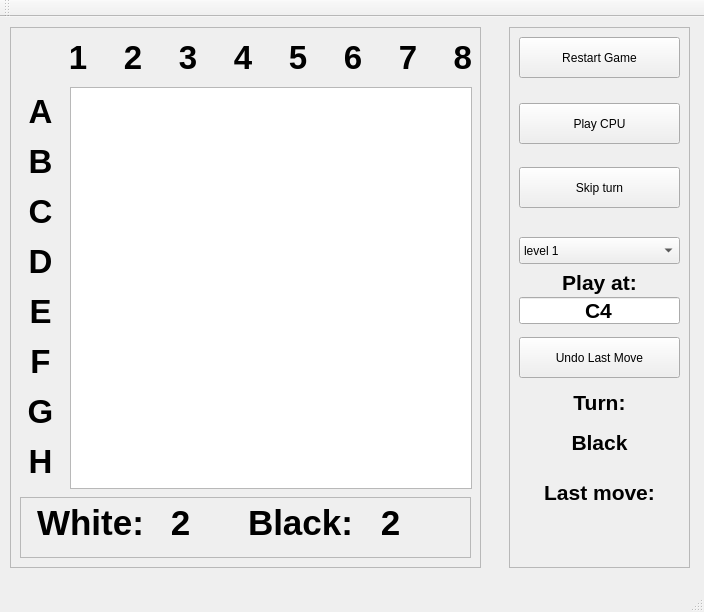
First picture: the form in graphics/rowindow.ui, repository GaAlf/ro, before the edit.
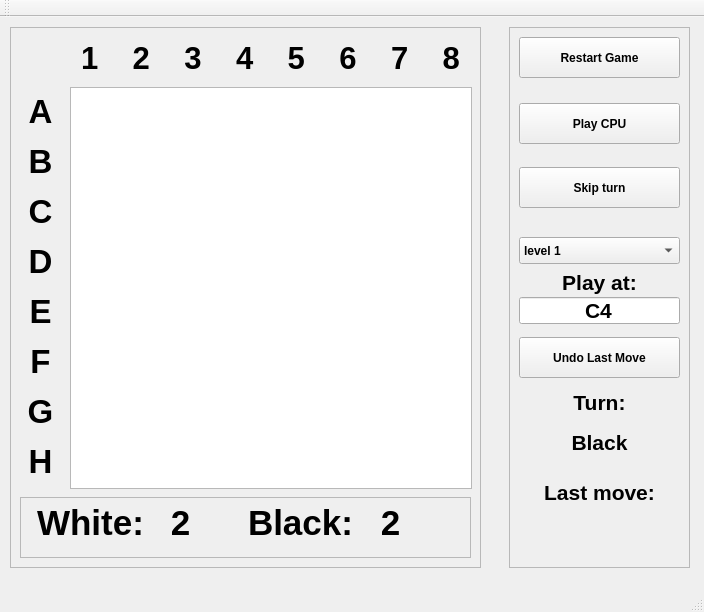
Second picture: the form after the edit.

Commit message: Set all fonts to Arial.

What changed in the file:
```diff
--- a/graphics/rowindow.ui
+++ b/graphics/rowindow.ui
@@ -97,7 +97,8 @@
      </property>
      <property name="font">
       <font>
-       <pointsize>25</pointsize>
+       <family>Arial</family>
+       <pointsize>23</pointsize>
        <weight>75</weight>
        <bold>true</bold>
       </font>
@@ -248,6 +249,13 @@
        <height>41</height>
       </rect>
      </property>
+     <property name="font">
+      <font>
+       <family>Arial</family>
+       <weight>75</weight>
+       <bold>true</bold>
+      </font>
+     </property>
      <property name="text">
       <string>Restart Game</string>
      </property>
@@ -261,6 +269,13 @@
        <height>41</height>
       </rect>
      </property>
+     <property name="font">
+      <font>
+       <family>Arial</family>
+       <weight>75</weight>
+       <bold>true</bold>
+      </font>
+     </property>
      <property name="text">
       <string>Play CPU</string>
      </property>
@@ -320,6 +335,13 @@
        <height>41</height>
       </rect>
      </property>
+     <property name="font">
+      <font>
+       <family>Arial</family>
+       <weight>75</weight>
+       <bold>true</bold>
+      </font>
+     </property>
      <property name="text">
       <string>Skip turn</string>
      </property>
@@ -437,6 +459,13 @@
        <height>41</height>
       </rect>
      </property>
+     <property name="font">
+      <font>
+       <family>Arial</family>
+       <weight>75</weight>
+       <bold>true</bold>
+      </font>
+     </property>
      <property name="text">
       <string>Undo Last Move</string>
      </property>
@@ -450,6 +479,13 @@
        <height>27</height>
       </rect>
      </property>
+     <property name="font">
+      <font>
+       <family>Arial</family>
+       <weight>75</weight>
+       <bold>true</bold>
+      </font>
+     </property>
      <item>
       <property name="text">
        <string>level 1</string>
```
Left out of the diff: 11 changed lines with no effect on the pictures. The commit also changes 1 other file.
